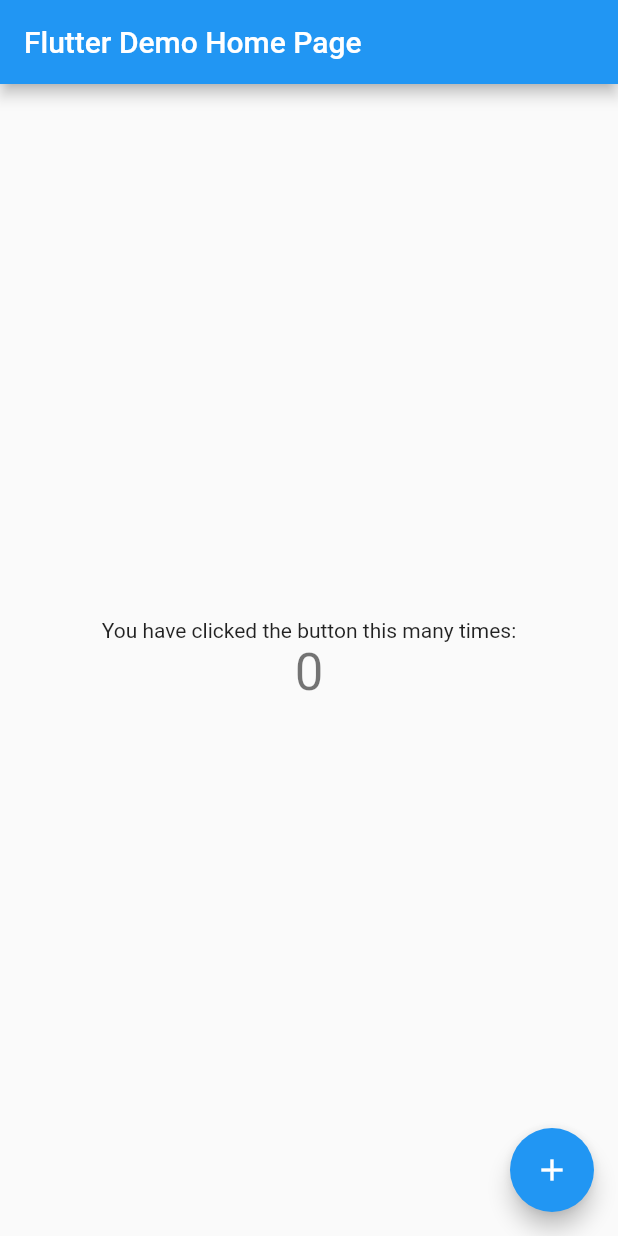
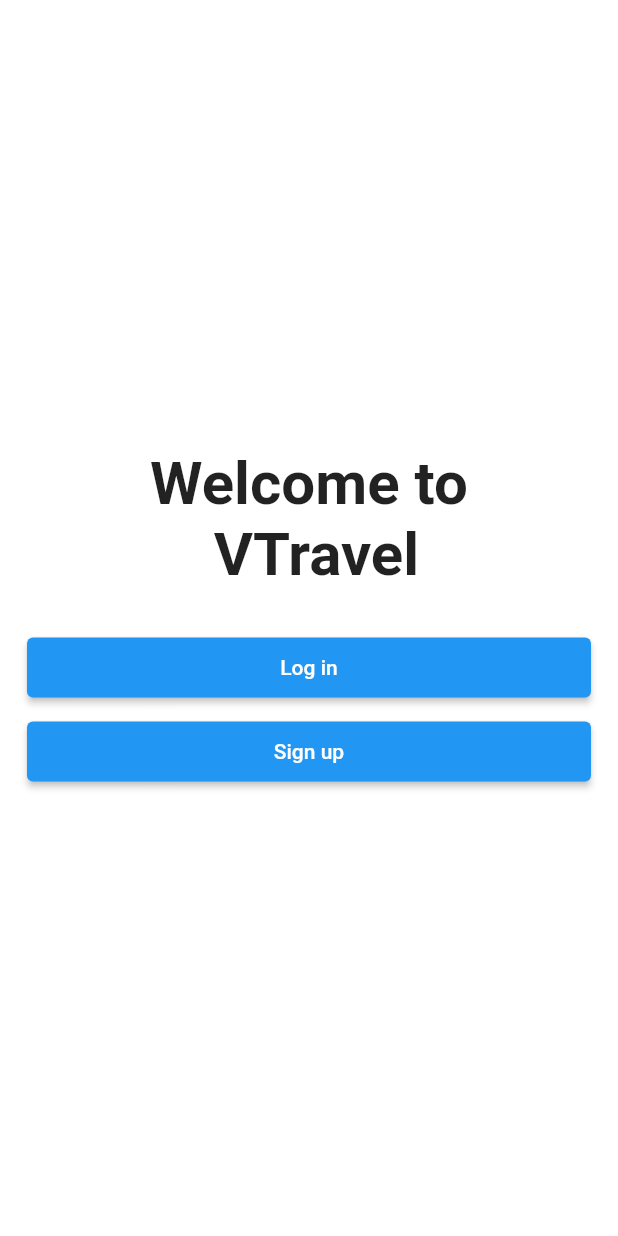
Before and after one commit to Daviderossi99/vtravel, a Flutter app: the screen it shows after launch, on a phone screen of 412 x 824 dp. Run offline on Flutter 3.47's test engine with Material 2 defaults, Android fonts, the phone set to English and light mode, and no system bars; our stand-ins replace cloud_firestore, firebase_auth, firebase_core; accounts and stored records are empty.

Commit message:
Implemente firebase auth, login and signup screen, persistent login state, and draft of home screen

```diff
--- a/v_travel/lib/main.dart
+++ b/v_travel/lib/main.dart
@@ -1,115 +1,72 @@
+import 'package:firebase_auth/firebase_auth.dart';
+import 'package:firebase_core/firebase_core.dart';
 import 'package:flutter/material.dart';
+import 'package:provider/provider.dart';
+import 'package:v_travel/providers/user_provider.dart';
+import 'package:v_travel/resources/auth_methods.dart';
+import 'package:v_travel/screens/home_screen.dart';
+import 'package:v_travel/screens/login_screen.dart';
+import 'package:v_travel/screens/onboarding_screen.dart';
+import 'package:v_travel/utils/colors.dart';
+import 'package:v_travel/widgets/loading_indicator.dart';
+import 'models/user.dart' as model;
+import 'screens/signup_screen.dart';
 
-void main() {
-  runApp(const MyApp());
+void main() async {
+  WidgetsFlutterBinding.ensureInitialized();
+  await Firebase.initializeApp();
+  runApp(MultiProvider(providers: [
+    ChangeNotifierProvider(
+      create: (_) => UserProvider(),
+    )
+  ], child: const MyApp()));
 }
 
 class MyApp extends StatelessWidget {
   const MyApp({super.key});
 
-  // This widget is the root of your application.
   @override
   Widget build(BuildContext context) {
     return MaterialApp(
-      title: 'Flutter Demo',
-      theme: ThemeData(
-        // This is the theme of your application.
-        //
-        // Try running your application with "flutter run". You'll see the
-        // application has a blue toolbar. Then, without quitting the app, try
-        // changing the primarySwatch below to Colors.green and then invoke
-        // "hot reload" (press "r" in the console where you ran "flutter run",
-        // or simply save your changes to "hot reload" in a Flutter IDE).
-        // Notice that the counter didn't reset back to zero; the application
-        // is not restarted.
-        primarySwatch: Colors.blue,
+      debugShowCheckedModeBanner: false,
+      title: 'VTravel',
+      theme: ThemeData.light().copyWith(
+          scaffoldBackgroundColor: backgroundColor,
+          appBarTheme: AppBarTheme.of(context).copyWith(
+              backgroundColor: backgroundColor,
+              elevation: 0,
+              titleTextStyle: const TextStyle(
+                  color: primaryColor,
+                  fontSize: 20,
+                  fontWeight: FontWeight.w600))),
+      routes: {
+        OnBoardingScreen.routeName: (context) => const OnBoardingScreen(),
+        LoginScreen.routeName: (context) => const LoginScreen(),
+        SignUpScreen.routeName: (context) => const SignUpScreen(),
+        HomeScreen.routeName: (context) => const HomeScreen(),
+      },
+      home: FutureBuilder(
+        future: AuthMethods()
+            .getCurrentUser(FirebaseAuth.instance.currentUser != null
+                ? FirebaseAuth.instance.currentUser!.uid
+                : null)
+            .then((value) {
+          if (value != null) {
+            Provider.of<UserProvider>(context, listen: false)
+                .setUser(model.User.fromMap(value));
+          }
+          return value;
+        }),
+        builder: (context, snapshot) {
+          if (snapshot.connectionState == ConnectionState.waiting) {
+            return const LoadingIndicator();
+          }
+          if (snapshot.hasData) {
+            return const HomeScreen();
+          }
+          return const OnBoardingScreen();
+        },
       ),
-      home: const MyHomePage(title: 'Flutter Demo Home Page'),
     );
   }
 }
-
-class MyHomePage extends StatefulWidget {
-  const MyHomePage({super.key, required this.title});
-
-  // This widget is the home page of your application. It is stateful, meaning
-  // that it has a State object (defined below) that contains fields that affect
-  // how it looks.
-
-  // This class is the configuration for the state. It holds the values (in this
-  // case the title) provided by the parent (in this case the App widget) and
-  // used by the build method of the State. Fields in a Widget subclass are
-  // always marked "final".
-
-  final String title;
-
-  @override
-  State<MyHomePage> createState() => _MyHomePageState();
-}
-
-class _MyHomePageState extends State<MyHomePage> {
-  int _counter = 0;
-
-  void _incrementCounter() {
-    setState(() {
-      // This call to setState tells the Flutter framework that something has
-      // changed in this State, which causes it to rerun the build method below
-      // so that the display can reflect the updated values. If we changed
-      // _counter without calling setState(), then the build method would not be
-      // called again, and so nothing would appear to happen.
-      _counter++;
-    });
-  }
-
-  @override
-  Widget build(BuildContext context) {
-    // This method is rerun every time setState is called, for instance as done
-    // by the _incrementCounter method above.
-    //
-    // The Flutter framework has been optimized to make rerunning build methods
-    // fast, so that you can just rebuild anything that needs updating rather
-    // than having to individually change instances of widgets.
-    return Scaffold(
-      appBar: AppBar(
-        // Here we take the value from the MyHomePage object that was created by
-        // the App.build method, and use it to set our appbar title.
-        title: Text(widget.title),
-      ),
-      body: Center(
-        // Center is a layout widget. It takes a single child and positions it
-        // in the middle of the parent.
-        child: Column(
-          // Column is also a layout widget. It takes a list of children and
-          // arranges them vertically. By default, it sizes itself to fit its
-          // children horizontally, and tries to be as tall as its parent.
-          //
-          // Invoke "debug painting" (press "p" in the console, choose the
-          // "Toggle Debug Paint" action from the Flutter Inspector in Android
-          // Studio, or the "Toggle Debug Paint" command in Visual Studio Code)
-          // to see the wireframe for each widget.
-          //
-          // Column has various properties to control how it sizes itself and
-          // how it positions its children. Here we use mainAxisAlignment to
-          // center the children vertically; the main axis here is the vertical
-          // axis because Columns are vertical (the cross axis would be
-          // horizontal).
-          mainAxisAlignment: MainAxisAlignment.center,
-          children: <Widget>[
-            const Text(
-              'You have clicked the button this many times:',
-            ),
-            Text(
-              '$_counter',
-              style: Theme.of(context).textTheme.headline4,
-            ),
-          ],
-        ),
-      ),
-      floatingActionButton: FloatingActionButton(
-        onPressed: _incrementCounter,
-        tooltip: 'Increment',
-        child: const Icon(Icons.add),
-      ), // This trailing comma makes auto-formatting nicer for build methods.
-    );
-  }
-}
--- /dev/null
+++ b/v_travel/lib/models/user.dart
@@ -0,0 +1,23 @@
+class User {
+  final String uid;
+  final String username;
+  final String email;
+
+  User({required this.uid, required this.username, required this.email});
+
+  Map<String, dynamic> toMap() {
+    return {
+      'uid': uid,
+      'username': username,
+      'email': email,
+    };
+  }
+
+  factory User.fromMap(Map<String, dynamic> map) {
+    return User(
+      uid: map['uid'] ?? '',
+      username: map['username'] ?? '',
+      email: map['email'] ?? '',
+    );
+  }
+}
--- /dev/null
+++ b/v_travel/lib/providers/user_provider.dart
@@ -0,0 +1,17 @@
+import 'package:flutter/cupertino.dart';
+import 'package:v_travel/models/user.dart';
+
+class UserProvider extends ChangeNotifier {
+  User _user = User(
+    email: '',
+    username: '',
+    uid: '',
+  );
+
+  User get user => _user;
+
+  setUser(User user) {
+    _user = user;
+    notifyListeners();
+  }
+}
--- /dev/null
+++ b/v_travel/lib/screens/onboarding_screen.dart
@@ -0,0 +1,43 @@
+import 'package:flutter/material.dart';
+import 'package:v_travel/screens/login_screen.dart';
+import 'package:v_travel/screens/signup_screen.dart';
+
+import '../widgets/custom_button.dart';
+
+class OnBoardingScreen extends StatelessWidget {
+  static const routeName = '/onBoarding';
+  const OnBoardingScreen({super.key});
+
+  @override
+  Widget build(BuildContext context) {
+    return Scaffold(
+      body: Padding(
+        padding: const EdgeInsets.symmetric(horizontal: 18.0),
+        child: Column(mainAxisAlignment: MainAxisAlignment.center, children: [
+          const Text(
+            'Welcome to \n VTravel',
+            style: TextStyle(
+              fontWeight: FontWeight.bold,
+              fontSize: 40,
+            ),
+            textAlign: TextAlign.center,
+          ),
+          const SizedBox(height: 20),
+          Padding(
+            padding: const EdgeInsets.symmetric(vertical: 8.0),
+            child: CustomButton(
+                onTap: () {
+                  Navigator.pushNamed(context, LoginScreen.routeName);
+                },
+                text: 'Log in'),
+          ),
+          CustomButton(
+              onTap: () {
+                Navigator.pushNamed(context, SignUpScreen.routeName);
+              },
+              text: 'Sign up'),
+        ]),
+      ),
+    );
+  }
+}
--- /dev/null
+++ b/v_travel/lib/utils/colors.dart
@@ -0,0 +1,6 @@
+import 'package:flutter/material.dart';
+
+const backgroundColor = Colors.white;
+const secondaryBackgroundColor = Colors.grey;
+const primaryColor = Colors.blue;
+const buttonColor = Colors.blue;
--- /dev/null
+++ b/v_travel/lib/utils/utils.dart
@@ -0,0 +1,5 @@
+import 'package:flutter/material.dart';
+
+void showSnackBar(BuildContext context, String content) {
+  ScaffoldMessenger.of(context).showSnackBar(SnackBar(content: Text(content)));
+}
--- /dev/null
+++ b/v_travel/lib/widgets/custom_button.dart
@@ -0,0 +1,20 @@
+import 'package:flutter/material.dart';
+import 'package:v_travel/utils/colors.dart';
+
+class CustomButton extends StatelessWidget {
+  const CustomButton({super.key, required this.text, required this.onTap});
+  final String text;
+  final VoidCallback onTap;
+
+  @override
+  Widget build(BuildContext context) {
+    return ElevatedButton(
+      style: ElevatedButton.styleFrom(
+        backgroundColor: buttonColor,
+        minimumSize: const Size(double.infinity, 40),
+      ),
+      onPressed: onTap,
+      child: Text(text),
+    );
+  }
+}
```
Also changed, not shown: v_travel/lib/explore.dart (added, +27 -0 lines), v_travel/lib/live_page.dart (added, +15 -0 lines), v_travel/lib/resources/auth_methods.dart (added, +71 -0 lines), v_travel/lib/screens/home_screen.dart (added, +41 -0 lines), v_travel/lib/screens/login_screen.dart (added, +83 -0 lines), v_travel/lib/screens/signup_screen.dart (added, +101 -0 lines), v_travel/lib/widgets/custom_textfield.dart (added, +27 -0 lines), v_travel/lib/widgets/loading_indicator.dart (added, +12 -0 lines), v_travel/pubspec.yaml (+7 -17 lines), v_travel/pubspec.lock, 4 other files.
